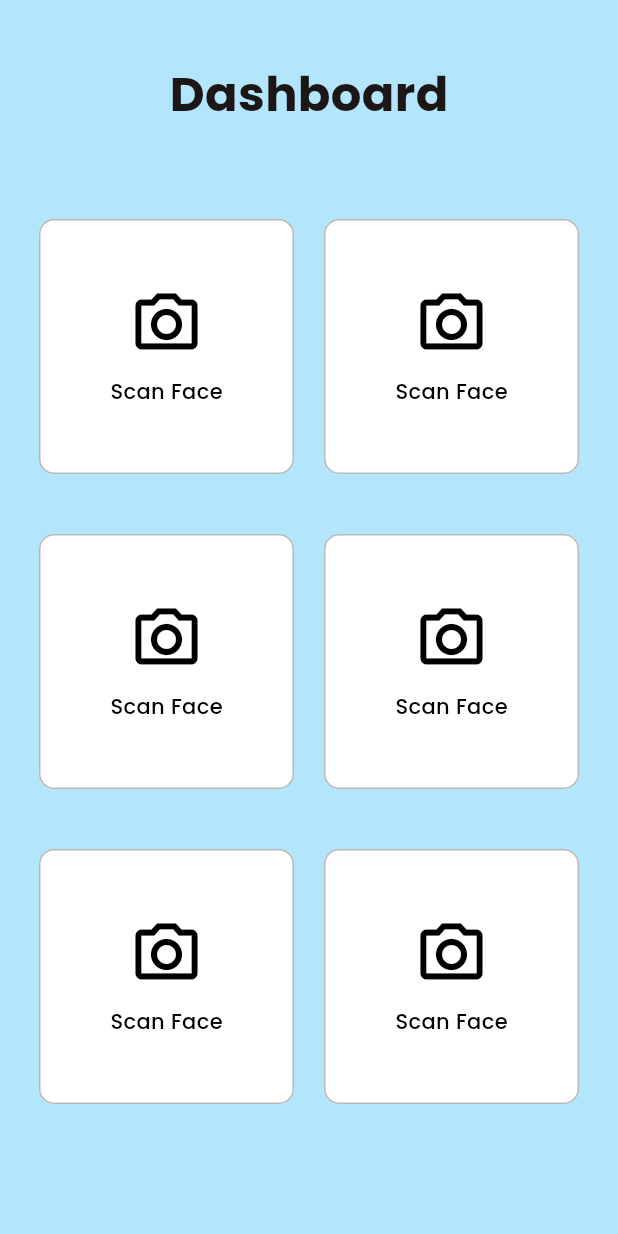
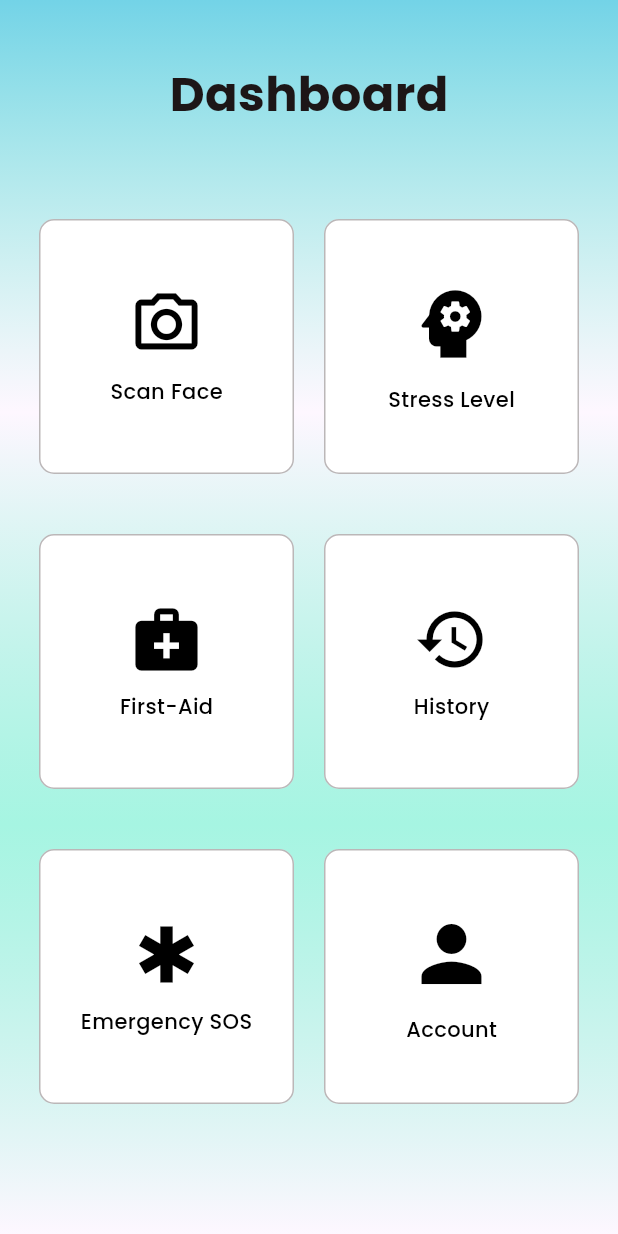
Before and after one commit to sdhaputhanthrie/stress-prediction-app, a Flutter app: the DashboardView screen opened directly, on a phone screen of 412 x 824 dp. Run offline on Flutter 3.47's test engine with Material 3 defaults, Android fonts, the phone set to English and light mode, and no system bars; our stand-ins replace firebase_core, google_fonts, google_sign_in; accounts and stored records are empty.

Commit message:
change the background color of dashboard

```diff
--- a/lib/view/login/dashboard_view.dart
+++ b/lib/view/login/dashboard_view.dart
@@ -1,8 +1,10 @@
 import 'package:stress_predition_app/common/colo_extension.dart';
 import 'package:stress_predition_app/common_widget/round_button.dart';
 import 'package:stress_predition_app/common_widget/round_textfield.dart';
-
+import 'package:stress_predition_app/view/login/login_view.dart';
+import 'package:stress_predition_app/view/login/scan_face_view.dart';
 import 'package:flutter/material.dart';
+import 'package:stress_predition_app/view/login/profile_view.dart';
 
 class DashboardView extends StatefulWidget {
   const DashboardView({super.key});
@@ -15,8 +17,22 @@ class _DashboardViewState extends State<DashboardView> {
   @override
   Widget build(BuildContext context) {
     return Scaffold(
-      backgroundColor: Colors.lightBlue.shade100,
-      body: SingleChildScrollView(
+      body: Container(
+        height: double.infinity,
+        decoration: BoxDecoration(
+          gradient: LinearGradient(
+            colors: [
+              Color(0xFF73D3E7), // light blue
+              Color(0X82EDD4), // soft sky
+              Color(0xFFA6F5E2),
+              Color(0X82EDD4),
+
+            ],
+            begin: Alignment.topCenter,
+            end: Alignment.bottomCenter,
+          ),
+        ),
+        child: SingleChildScrollView(
           child: SafeArea(
             child: Container(
               padding: const EdgeInsets.symmetric(horizontal: 20),
@@ -39,90 +55,14 @@ class _DashboardViewState extends State<DashboardView> {
                     mainAxisAlignment: MainAxisAlignment.center,
                     children: [
                       GestureDetector(
-                      onTap: () {},
-                      child: Container(
-                        width: 170,
-                        height: 170,
-                        alignment: Alignment.center,
-                        decoration: BoxDecoration(
-                          color: TColor.white,
-                          border: Border.all(
-                            width: 1,
-                            color: TColor.gray.withOpacity(0.5),
+                        onTap: () {
+                          Navigator.push(
+                            context,
+                            MaterialPageRoute(
+                              builder: (context) => ScanFaceView(),
                             ),
-                          borderRadius: BorderRadius.circular(10),
-                        ),
-
-
-                        child: Column(
-                          mainAxisAlignment: MainAxisAlignment.center,
-                          children: [
-                            Icon(
-                              Icons.camera_alt_outlined,
-                              color: Colors.black,
-                              size: 50.0,
-                            ),
-                            const SizedBox(height: 10),
-                            Text(
-                              "Scan Face",
-                              style: TextStyle(
-                                fontSize: 14,
-                                fontWeight: FontWeight.w500,
-                                color: Colors.black,
-                              ),
-                            ),
-                          ],
-                        ),
-                      ),
-                    ),
-
-                    const SizedBox(width: 20),
-
-                    GestureDetector(
-                      onTap: () {},
-                      child: Container(
-                        width: 170,
-                        height: 170,
-                        alignment: Alignment.center,
-                        decoration: BoxDecoration(
-                          color: TColor.white,
-                          border: Border.all(
-                            width: 1,
-                            color: TColor.gray.withOpacity(0.5),
-                          ),
-                          borderRadius: BorderRadius.circular(10),
-                        ),
-
-                        child: Column(
-                          mainAxisAlignment: MainAxisAlignment.center,
-                          children: [
-                            Icon(
-                              Icons.camera_alt_outlined,
-                              color: Colors.black,
-                              size: 50.0,
-                            ),
-                            const SizedBox(height: 10),
-                            Text(
-                              "Scan Face",
-                              style: TextStyle(
-                                fontSize: 14,
-                                fontWeight: FontWeight.w500,
-                                color: Colors.black,
-                              ),
-                            ),
-                          ],
-                        ),
-                      ),
-                    ),
-                  ],
-                ),
-
-                const SizedBox(height: 40),
-                Row(
-                  mainAxisAlignment: MainAxisAlignment.center,
-                  children: [
-                    GestureDetector(
-                      onTap: () {},
+                          );
+                        },
                         child: Container(
                           width: 170,
                           height: 170,
@@ -161,7 +101,14 @@ class _DashboardViewState extends State<DashboardView> {
                       const SizedBox(width: 20),
 
                       GestureDetector(
-                      onTap: () {},
+                         onTap: () {
+                          Navigator.push(
+                            context,
+                            MaterialPageRoute(
+                              builder: (context) => ProfileView(),
+                            ),
+                          );
+                        },
                         child: Container(
                           width: 170,
                           height: 170,
@@ -179,13 +126,13 @@ class _DashboardViewState extends State<DashboardView> {
                             mainAxisAlignment: MainAxisAlignment.center,
                             children: [
                               Icon(
-                              Icons.camera_alt_outlined,
+                                Icons.psychology,
                                 color: Colors.black,
-                              size: 50.0,
+                                size: 60.0,
                               ),
                               const SizedBox(height: 10),
                               Text(
-                              "Scan Face",
+                                "Stress Level",
                                 style: TextStyle(
                                   fontSize: 14,
                                   fontWeight: FontWeight.w500,
@@ -222,13 +169,95 @@ class _DashboardViewState extends State<DashboardView> {
                             mainAxisAlignment: MainAxisAlignment.center,
                             children: [
                               Icon(
-                              Icons.camera_alt_outlined,
+                                Icons.medical_services,
                                 color: Colors.black,
                                 size: 50.0,
                               ),
                               const SizedBox(height: 10),
                               Text(
-                              "Scan Face",
+                                "First-Aid",
+                                style: TextStyle(
+                                  fontSize: 14,
+                                  fontWeight: FontWeight.w500,
+                                  color: Colors.black,
+                                ),
+                              ),
+                            ],
+                          ),
+                        ),
+                      ),
+
+                      const SizedBox(width: 20),
+
+                      GestureDetector(
+                        onTap: () {},
+                        child: Container(
+                          width: 170,
+                          height: 170,
+                          alignment: Alignment.center,
+                          decoration: BoxDecoration(
+                            color: TColor.white,
+                            border: Border.all(
+                              width: 1,
+                              color: TColor.gray.withOpacity(0.5),
+                            ),
+                            borderRadius: BorderRadius.circular(10),
+                          ),
+
+                          child: Column(
+                            mainAxisAlignment: MainAxisAlignment.center,
+                            children: [
+                              Icon(
+                                Icons.history,
+                                color: Colors.black,
+                                size: 50.0,
+                              ),
+                              const SizedBox(height: 10),
+                              Text(
+                                "History",
+                                style: TextStyle(
+                                  fontSize: 14,
+                                  fontWeight: FontWeight.w500,
+                                  color: Colors.black,
+                                ),
+                              ),
+                            ],
+                          ),
+                        ),
+                      ),
+                    ],
+                  ),
+
+                  const SizedBox(height: 40),
+                  Row(
+                    mainAxisAlignment: MainAxisAlignment.center,
+                    children: [
+                      GestureDetector(
+                        onTap: () {},
+                        child: Container(
+                          width: 170,
+                          height: 170,
+                          alignment: Alignment.center,
+                          decoration: BoxDecoration(
+                            color: TColor.white,
+                            border: Border.all(
+                              width: 1,
+                              color: TColor.gray.withOpacity(0.5),
+                            ),
+                            borderRadius: BorderRadius.circular(10),
+                          ),
+
+                          child: Column(
+                            mainAxisAlignment: MainAxisAlignment.center,
+                            children: [
+                              Icon(
+                                Icons.emergency,
+                                color: Colors.black,
+                                size: 50.0,
+                              ),
+                              const SizedBox(height: 10),
+                              Text(
+                                "Emergency SOS",
                                 style: TextStyle(
                                   fontSize: 14,
                                   fontWeight: FontWeight.w500,
@@ -260,13 +289,13 @@ class _DashboardViewState extends State<DashboardView> {
                             mainAxisAlignment: MainAxisAlignment.center,
                             children: [
                               Icon(
-                              Icons.camera_alt_outlined,
+                                Icons.person,
                                 color: Colors.black,
-                              size: 50.0,
+                                size: 60.0,
                               ),
                               const SizedBox(height: 10),
                               Text(
-                              "Scan Face",
+                                "Account",
                                 style: TextStyle(
                                   fontSize: 14,
                                   fontWeight: FontWeight.w500,
@@ -286,6 +315,7 @@ class _DashboardViewState extends State<DashboardView> {
             ),
           ),
         ),
+      ),
     );
   }
 }
```
Lines whose indentation alone changed are shown as unchanged.
